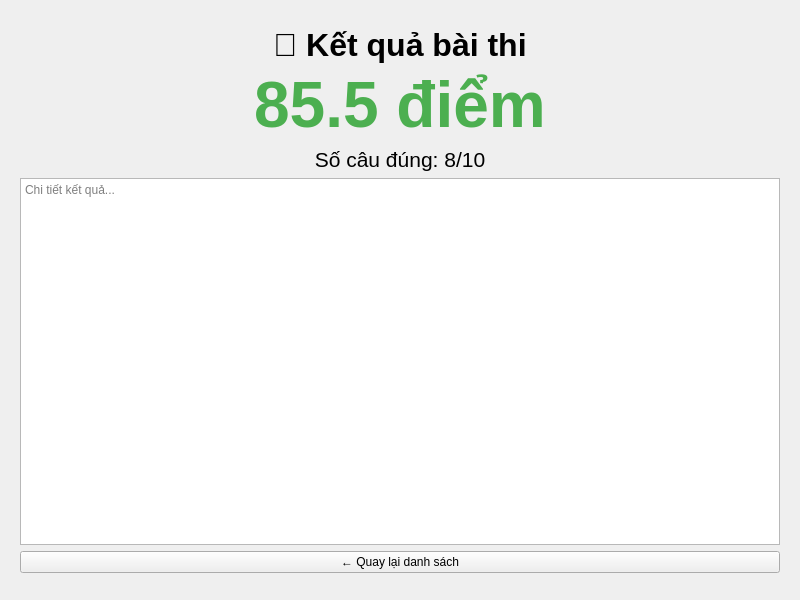
Old version of the form frontend/examtaking.ui in the repository shibatanken/week1.
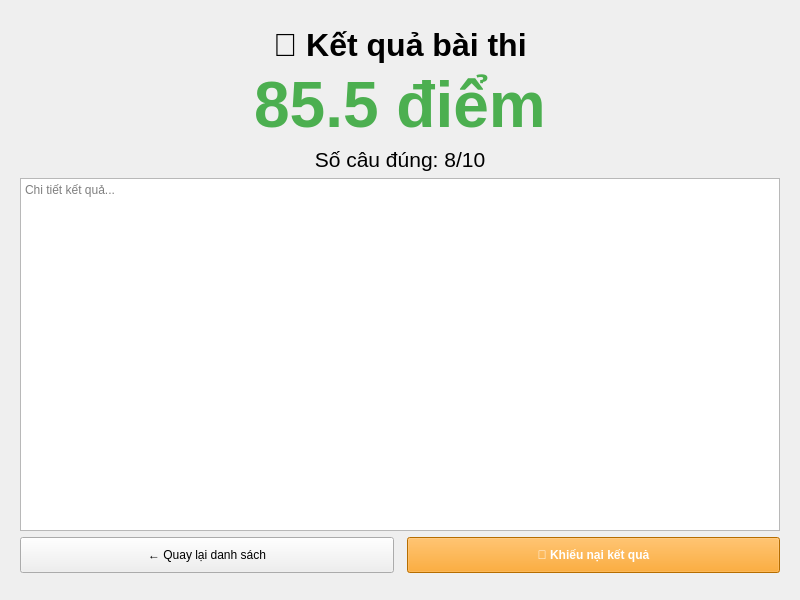
New version of the form. The open tabs and pages were chosen to show the change.

What changed in the file:
```diff
--- a/frontend/examtaking.ui
+++ b/frontend/examtaking.ui
@@ -302,14 +302,44 @@
          <property name="placeholderText">
           <string>Chi tiết kết quả...</string>
          </property>
+         <property name="minimumSize">
+          <size>
+           <width>0</width>
+           <height>200</height>
+          </size>
+         </property>
         </widget>
        </item>
        <item>
-        <widget class="QPushButton" name="btnBackToList">
-         <property name="text">
-          <string>← Quay lại danh sách</string>
-         </property>
-        </widget>
+        <layout class="QHBoxLayout">
+         <item>
+          <widget class="QPushButton" name="btnBackToList">
+           <property name="text">
+            <string>← Quay lại danh sách</string>
+           </property>
+           <property name="styleSheet">
+            <string>padding: 10px 20px;</string>
+           </property>
+          </widget>
+         </item>
+         <item>
+          <spacer>
+           <property name="orientation">
+            <enum>Qt::Horizontal</enum>
+           </property>
+          </spacer>
+         </item>
+         <item>
+          <widget class="QPushButton" name="btnAppeal">
+           <property name="text">
+            <string>📝 Khiếu nại kết quả</string>
+           </property>
+           <property name="styleSheet">
+            <string>background-color: #ff9800; color: white; font-weight: bold; padding: 10px 20px;</string>
+           </property>
+          </widget>
+         </item>
+        </layout>
        </item>
        <item>
         <spacer>
```
Left out of the diff: 13 changed lines with no effect on the pictures.
